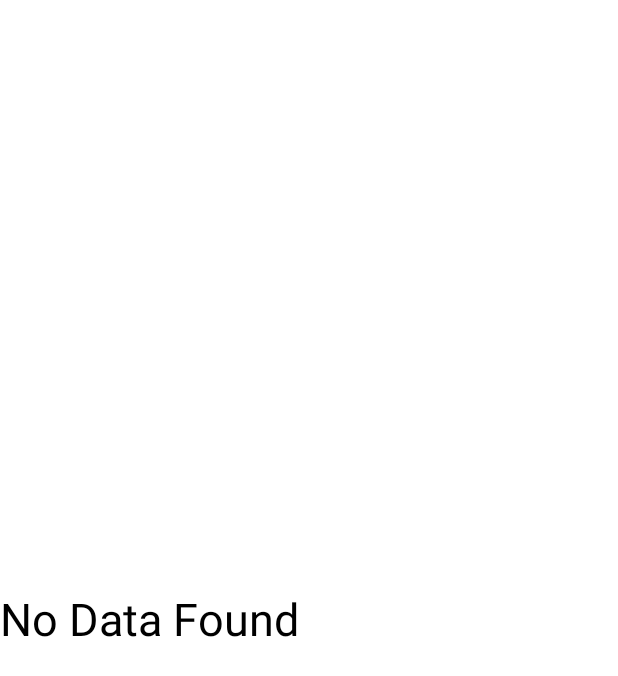
After one commit to Mashood97/Android-MVVm, an Android app: the layout activity_todo.xml on its own in the app's theme, with its tools: preview values and no code run, on a phone screen of 412 x 824 dp. The commit adds this screen. Shown: the top 676 px of the screen. Run offline under Robolectric (Android 15) with nearby library versions, the phone set to English and light mode, and no system bars.

Commit message:
Added another activity

```diff
--- a/app/build.gradle
+++ b/app/build.gradle
@@ -38,6 +38,7 @@ dependencies {
     implementation 'com.github.bumptech.glide:glide:4.12.0'
     implementation 'com.squareup.retrofit2:converter-gson:2.9.0'
     implementation 'androidx.lifecycle:lifecycle-extensions:2.2.0'
+    implementation 'org.jetbrains:annotations:15.0'
     testImplementation 'junit:junit:4.+'
     androidTestImplementation 'androidx.test.ext:junit:1.1.2'
     androidTestImplementation 'androidx.test.espresso:espresso-core:3.3.0'
--- a/app/src/main/java/com/example/mvvm_practice_app/MainActivity.java
+++ b/app/src/main/java/com/example/mvvm_practice_app/MainActivity.java
@@ -40,7 +40,7 @@ public class MainActivity extends AppCompatActivity implements MovieListAdapter.
         recyclerView.setAdapter(adapter);
 
         //initialize view model
-        viewmodel = ViewModelProviders.of(this).get(MovieListViewModel.class);
+        viewmodel = new ViewModelProvider(this).get(MovieListViewModel.class);
         viewmodel.getMoviesMutableList().observe(this, new Observer<List<MovieModel>>() {
             @Override
             public void onChanged(List<MovieModel> movieModels) {
@@ -56,7 +56,7 @@ public class MainActivity extends AppCompatActivity implements MovieListAdapter.
 
             }
         });
-        viewmodel.makeApiCall();
+        viewmodel.makeApiCall(this);
     }
 
     @Override
--- a/app/src/main/java/com/example/mvvm_practice_app/adapter/MovieListAdapter.java
+++ b/app/src/main/java/com/example/mvvm_practice_app/adapter/MovieListAdapter.java
@@ -52,7 +52,7 @@ public class MovieListAdapter extends RecyclerView.Adapter<MovieListAdapter.MyVi
                 itemClickListener.onMovieClick(movieList.get(position));
             }
         });
-//        Glide.with(context).load(this.movieList.get(position).getImage()).apply(RequestOptions.centerCropTransform()).into(holder.imageView);
+        Glide.with(context).load(this.movieList.get(position).getImage()).apply(RequestOptions.centerCropTransform()).into(holder.imageView);
     }
 
     @Override
--- a/app/src/main/java/com/example/mvvm_practice_app/network/RetrofitInstance.java
+++ b/app/src/main/java/com/example/mvvm_practice_app/network/RetrofitInstance.java
@@ -5,6 +5,7 @@ import retrofit2.converter.gson.GsonConverterFactory;
 
 public class RetrofitInstance {
 //https://run.mocky.io/v3/d3d63ea9-4807-47e8-a45f-a6f255a0ed82
+    //https://run.mocky.io/v3/1173a0c3-df5d-41a5-b740-87d0a82e5306
     public static String BASE_URL = "https://run.mocky.io/v3/";
 
     private static Retrofit retrofit;
--- a/app/src/main/java/com/example/mvvm_practice_app/viewmodel/MovieListViewModel.java
+++ b/app/src/main/java/com/example/mvvm_practice_app/viewmodel/MovieListViewModel.java
@@ -1,4 +1,7 @@
 package com.example.mvvm_practice_app.viewmodel;
+
+import android.content.Context;
+import android.widget.Toast;
 
 import androidx.lifecycle.MutableLiveData;
 import androidx.lifecycle.ViewModel;
@@ -24,7 +27,7 @@ public class MovieListViewModel extends ViewModel {
         return moviesList;
     }
 
-    public void makeApiCall() {
+    public void makeApiCall(Context context) {
         APIService apiService = RetrofitInstance.getRetrofitClient().create(APIService.class);
         Call<List<MovieModel>> call = apiService.getMovieList();
         call.enqueue(new Callback<List<MovieModel>>() {
@@ -35,6 +38,7 @@ public class MovieListViewModel extends ViewModel {
 
             @Override
             public void onFailure(Call<List<MovieModel>> call, Throwable t) {
+                Toast.makeText(context,t.getMessage().toString(), Toast.LENGTH_SHORT).show();
                 moviesList.postValue(null);
             }
         });
--- /dev/null
+++ b/app/src/main/res/layout/activity_todo.xml
@@ -0,0 +1,29 @@
+<?xml version="1.0" encoding="utf-8"?>
+<androidx.constraintlayout.widget.ConstraintLayout xmlns:android="http://schemas.android.com/apk/res/android"
+    xmlns:app="http://schemas.android.com/apk/res-auto"
+    xmlns:tools="http://schemas.android.com/tools"
+    android:layout_width="match_parent"
+    android:layout_height="match_parent"
+    tools:context=".activities.TodoActivity">
+
+    <androidx.recyclerview.widget.RecyclerView
+        android:id="@+id/recyclerviews"
+        android:layout_width="match_parent"
+        android:layout_height="match_parent"
+        app:layout_constraintLeft_toLeftOf="parent"
+        app:layout_constraintRight_toRightOf="parent"
+        app:layout_constraintTop_toTopOf="parent" />
+
+    <TextView
+        android:id="@+id/nodatafounds"
+        android:layout_width="match_parent"
+        android:layout_height="wrap_content"
+        android:text="No Data Found"
+        android:textColor="#000000"
+        android:textSize="30sp"
+        app:layout_constraintBottom_toBottomOf="parent"
+        app:layout_constraintLeft_toLeftOf="parent"
+        app:layout_constraintRight_toRightOf="parent"
+        app:layout_constraintTop_toTopOf="parent" />
+
+</androidx.constraintlayout.widget.ConstraintLayout>
--- a/app/src/main/res/layout/recycler_row.xml
+++ b/app/src/main/res/layout/recycler_row.xml
@@ -10,7 +10,7 @@
 
     <TextView
         android:id="@+id/title"
-        android:layout_width="match_parent"
+        android:layout_width="wrap_content"
         android:layout_height="match_parent"
         android:gravity="bottom"
         android:textColor="#000000"
--- a/app/src/main/res/values/colors.xml
+++ b/app/src/main/res/values/colors.xml
@@ -7,4 +7,5 @@
     <color name="teal_700">#FF018786</color>
     <color name="black">#FF000000</color>
     <color name="white">#FFFFFFFF</color>
+    <color name="amber">#FFBF00</color>
 </resources>
--- a/app/src/main/res/values/strings.xml
+++ b/app/src/main/res/values/strings.xml
@@ -1,3 +1,5 @@
 <resources>
     <string name="app_name">MVVM_Practice_App</string>
+    <string name='defaultText'>loading...</string>
+    <string name='defaultNumber'>1</string>
 </resources>
```
Also changed, not shown: app/src/main/AndroidManifest.xml (+7 -2 lines), app/src/main/java/com/example/mvvm_practice_app/activities/TodoActivity.java (added, +65 -0 lines), app/src/main/java/com/example/mvvm_practice_app/adapter/TodoListAdapter.java (added, +76 -0 lines), app/src/main/java/com/example/mvvm_practice_app/model/TodoModel.java (added, +51 -0 lines), app/src/main/java/com/example/mvvm_practice_app/network/TodoService.java (added, +14 -0 lines), app/src/main/java/com/example/mvvm_practice_app/viewmodel/TodoListViewModel.java (added, +68 -0 lines), app/src/main/res/layout/todo_list_item.xml (added, +57 -0 lines), app/src/main/res/values/dimen.xml (added, +8 -0 lines).
